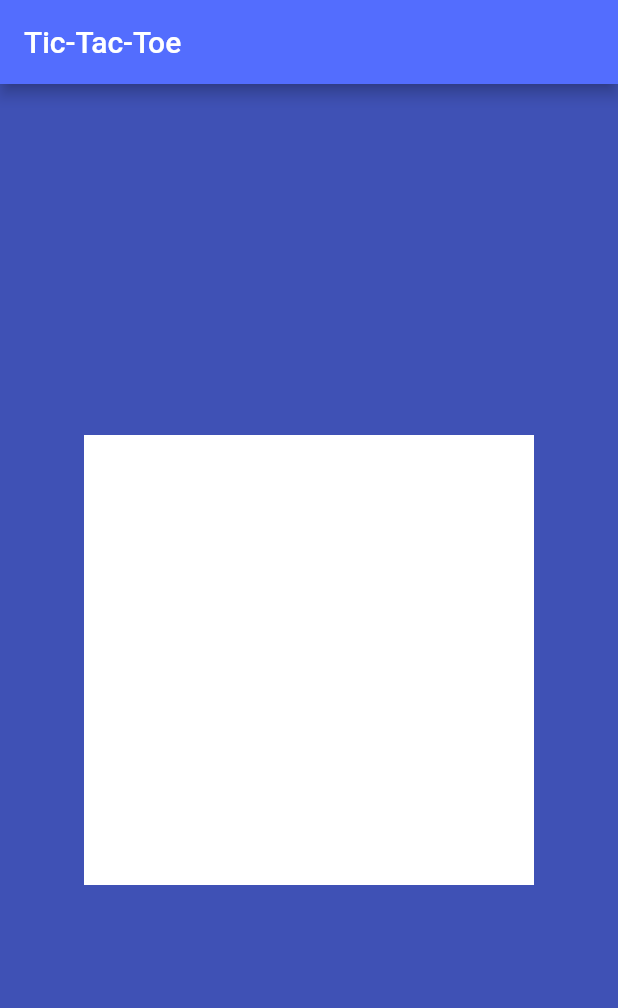
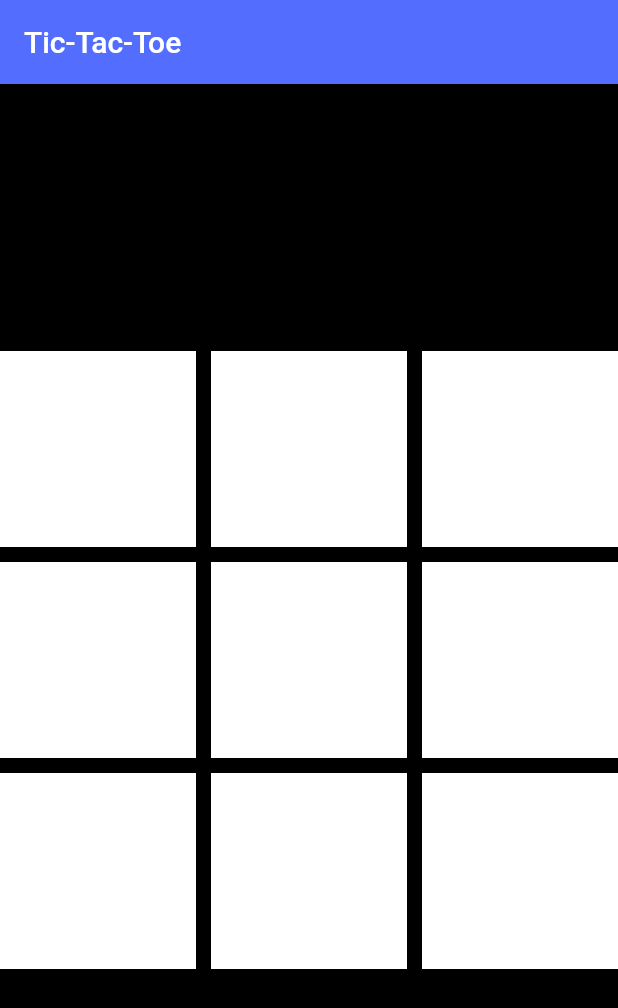
Before and after one commit to abhiramlenkalapally/Tic-Tac-Toe, a Flutter app: the screen it shows after launch, on a phone screen of 412 x 824 dp. Shown: the top 1008 px of the screen. Run offline on Flutter 3.47's test engine with Material 2 defaults, Android fonts, the phone set to English and light mode, and no system bars.

Commit message:
second commit

```diff
--- a/lib/main.dart
+++ b/lib/main.dart
@@ -3,6 +3,14 @@ import 'package:flutter/material.dart';
 void main() {
   runApp(MyApp());
 }
+
+List<String> _values = ["", "", "", "", "", "", "", "", ""];
+List<int> _checklist = [10, 11, 11, 11, 11, 11, 11, 11, 11];
+int _checkIndex = 0;
+// ignore: unused_element
+bool _check = true;
+
+bool checkIfClicked(int _check) {}
 
 class MyApp extends StatelessWidget {
   @override
@@ -20,28 +28,7 @@ class HomePage extends StatefulWidget {
 }
 
 class _HomePageState extends State<HomePage> {
-  bool _tap = false;
-  Widget sendImage() {
-    if (_tap == true) {
-      return Container(
-        width: 300,
-        height: 300,
-        decoration: BoxDecoration(
-          image: DecorationImage(
-              image: NetworkImage(
-                "https://icon-library.net/images/close-icon-png/close-icon-png-21.jpg",
-              ),
-              fit: BoxFit.cover),
-        ),
-      );
-    } else {
-      return Container(
-        width: 300,
-        height: 300,
-        color: Colors.white,
-      );
-    }
-  }
+  bool _tap = true;
 
   @override
   Widget build(BuildContext context) {
@@ -51,15 +38,46 @@ class _HomePageState extends State<HomePage> {
         title: Text("Tic-Tac-Toe"),
       ),
       body: Container(
-        color: Colors.indigo,
+        color: Colors.black,
         child: Center(
-          child: GestureDetector(
-            onTap: () {
-              setState(() {
-                _tap = !_tap;
-              });
+          child: GridView.builder(
+            shrinkWrap: true,
+            itemCount: 9,
+            gridDelegate: SliverGridDelegateWithFixedCrossAxisCount(
+              childAspectRatio: 1,
+              crossAxisCount: 3,
+              crossAxisSpacing: 10,
+              mainAxisSpacing: 10,
+            ),
+            itemBuilder: (context, index) {
+              return GestureDetector(
+                onTap: () {
+                  setState(() {
+                    print(index);
+                    _check = checkIfClicked(index);
+                    if (_check) {
+                      if (_tap) {
+                        _values[index] = "X";
+                        _tap = false;
+                      } else {
+                        _values[index] = "O";
+                        _tap = true;
+                      }
+                    }
+
+                    _checkIndex++;
+                    //print(_checkIndex);
+                  });
+                },
+                child: Container(
+                  color: Colors.white,
+                  child: Text(
+                    _values[index],
+                    style: TextStyle(fontSize: 130),
+                  ),
+                ),
+              );
             },
-            child: sendImage(),
           ),
         ),
       ),
--- a/pubspec.yaml
+++ b/pubspec.yaml
@@ -45,9 +45,8 @@ flutter:
   uses-material-design: true
 
   # To add assets to your application, add an assets section, like this:
-  # assets:
-  #   - images/a_dot_burr.jpeg
-  #   - images/a_dot_ham.jpeg
+  assets:
+    - assets/
 
   # An image asset can refer to one or more resolution-specific "variants", see
   # https://flutter.dev/assets-and-images/#resolution-aware.
```
Also changed, not shown: assets/o.jpeg (added), assets/x.jpg (added).
